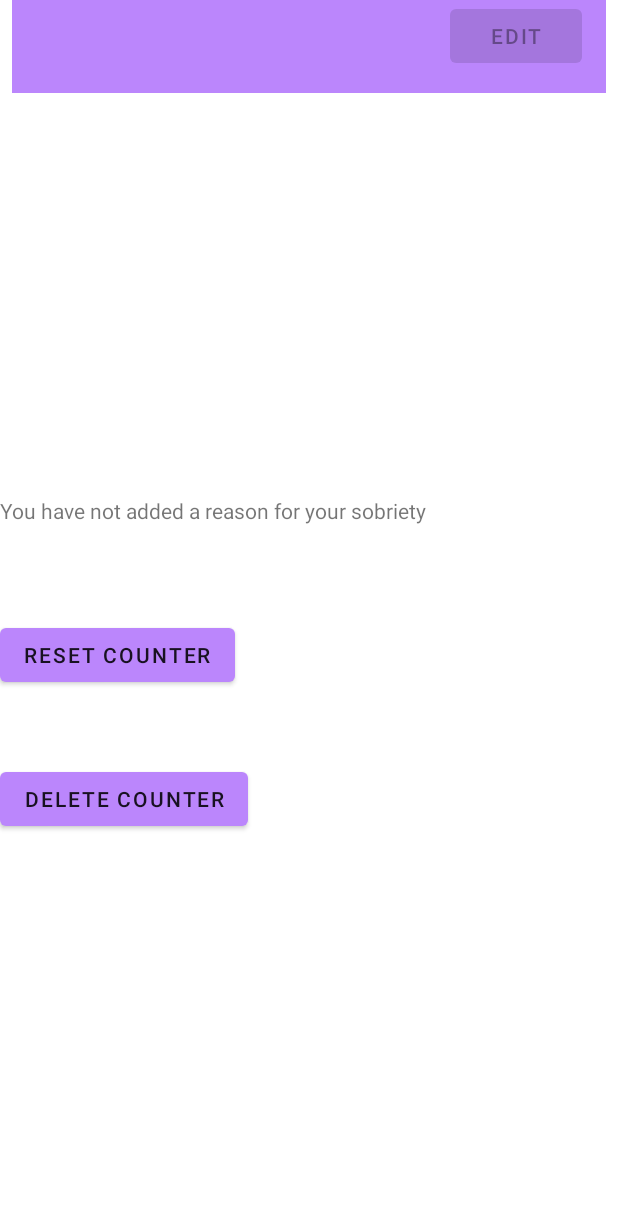
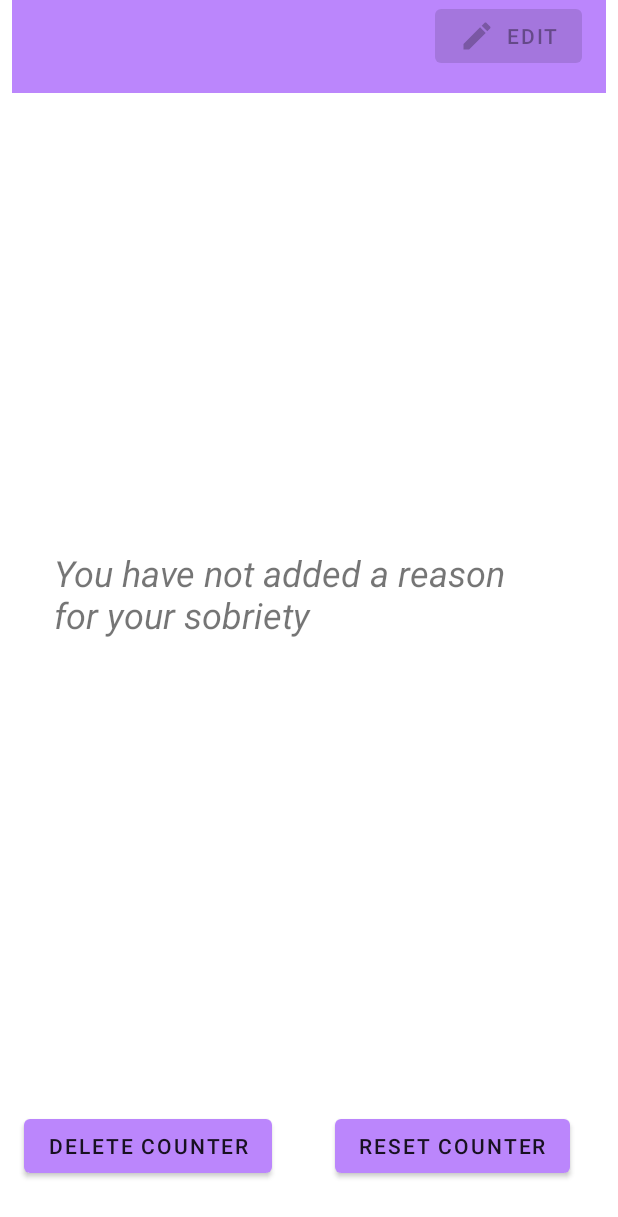
Before and after one commit to orange-elephant/Sobriety, an Android app: the CounterFullViewActivity screen opened directly, with no data from a screen before it, on a phone screen of 412 x 824 dp. Shown: the top 1217 px of the screen. Run offline under Robolectric (Android 15) with nearby library versions, the phone set to English and light mode, and no system bars; 4 statements that could not run were skipped.

Commit message:
Minor UI tweaks.

```diff
--- /dev/null
+++ b/app/src/main/res/drawable/edit_icon.xml
@@ -0,0 +1,10 @@
+<vector xmlns:android="http://schemas.android.com/apk/res/android"
+    android:width="24dp"
+    android:height="24dp"
+    android:viewportWidth="24"
+    android:viewportHeight="24"
+    android:tint="?attr/colorControlNormal">
+  <path
+      android:fillColor="@android:color/white"
+      android:pathData="M3,17.25V21h3.75L17.81,9.94l-3.75,-3.75L3,17.25zM20.71,7.04c0.39,-0.39 0.39,-1.02 0,-1.41l-2.34,-2.34c-0.39,-0.39 -1.02,-0.39 -1.41,0l-1.83,1.83 3.75,3.75 1.83,-1.83z"/>
+</vector>
--- a/app/src/main/res/layout/activity_counter_full_view.xml
+++ b/app/src/main/res/layout/activity_counter_full_view.xml
@@ -30,12 +30,8 @@
 
     <androidx.swiperefreshlayout.widget.SwipeRefreshLayout
         android:id="@+id/swipeRefreshLayoutFullCounter"
-        android:layout_width="391dp"
-        android:layout_height="759dp"
-        app:layout_constraintBottom_toBottomOf="parent"
-        app:layout_constraintEnd_toEndOf="parent"
-        app:layout_constraintHorizontal_bias="0.0"
-        app:layout_constraintStart_toStartOf="parent"
+        android:layout_width="404dp"
+        android:layout_height="578dp"
         app:layout_constraintTop_toBottomOf="@+id/counterScreenToolbar"
         tools:context=".activities.HomeScreenActivity">
 
@@ -72,8 +68,16 @@
 
                 <TextView
                     android:id="@+id/CounterViewActivity_sobriety_reason"
-                    android:layout_width="361dp"
-                    android:layout_height="82dp" />
+                    android:layout_width="324dp"
+                    android:layout_height="82dp"
+                    android:layout_marginStart="36dp"
+                    android:layout_marginTop="36dp"
+                    android:textSize="24sp"
+                    android:textStyle="italic" />
+
+            </LinearLayout>
+        </ScrollView>
+    </androidx.swiperefreshlayout.widget.SwipeRefreshLayout>
 
     <Button
         android:id="@+id/CounterViewActivity_reset_counter"
@@ -82,7 +86,7 @@
         android:layout_marginEnd="32dp"
         android:layout_marginBottom="36dp"
         android:onClick="onClickResetCounter"
-                    android:textColor = "?android:textColorPrimary"
+        android:textColor="?android:textColorPrimary"
         app:layout_constraintBottom_toBottomOf="parent"
         app:layout_constraintEnd_toEndOf="parent" />
 
@@ -90,25 +94,22 @@
         android:id="@+id/CounterViewActivity_delete_counter"
         android:layout_width="wrap_content"
         android:layout_height="wrap_content"
-                    android:layout_marginTop="12dp"
-                    android:layout_marginEnd="16dp"
+        android:layout_marginBottom="36dp"
         android:onClick="onClickDelete"
-                    android:textColor = "?android:textColorPrimary"
-                    app:layout_constraintEnd_toEndOf="parent"
-                    app:layout_constraintTop_toBottomOf="@+id/refreshCurrentCounterView" />
-
-            </LinearLayout>
-        </ScrollView>
-    </androidx.swiperefreshlayout.widget.SwipeRefreshLayout>
+        android:textColor="?android:textColorPrimary"
+        app:layout_constraintBottom_toBottomOf="parent"
+        app:layout_constraintEnd_toStartOf="@+id/CounterViewActivity_reset_counter"
+        app:layout_constraintHorizontal_bias="0.281"
+        app:layout_constraintStart_toStartOf="parent" />
 
     <Button
         android:id="@+id/edit_counter_button"
         android:layout_width="wrap_content"
         android:layout_height="wrap_content"
         android:layout_marginEnd="16dp"
+        android:drawableLeft="@drawable/edit_icon"
+        android:enabled="false"
         android:onClick="onClickEditCounter"
-        android:enabled="false"
-        android:text="Button"
         app:layout_constraintEnd_toEndOf="@+id/counterScreenToolbar"
         tools:layout_editor_absoluteY="8dp" />
 
```
Also changed, not shown: app/src/main/res/drawable/add_counter.xml (added, +10 -0 lines), app/src/main/res/layout/activity_add_counter.xml (+10 -8 lines), app/src/main/res/layout/activity_home_screen.xml (+12 -14 lines). Lines whose indentation alone changed are shown as unchanged.
